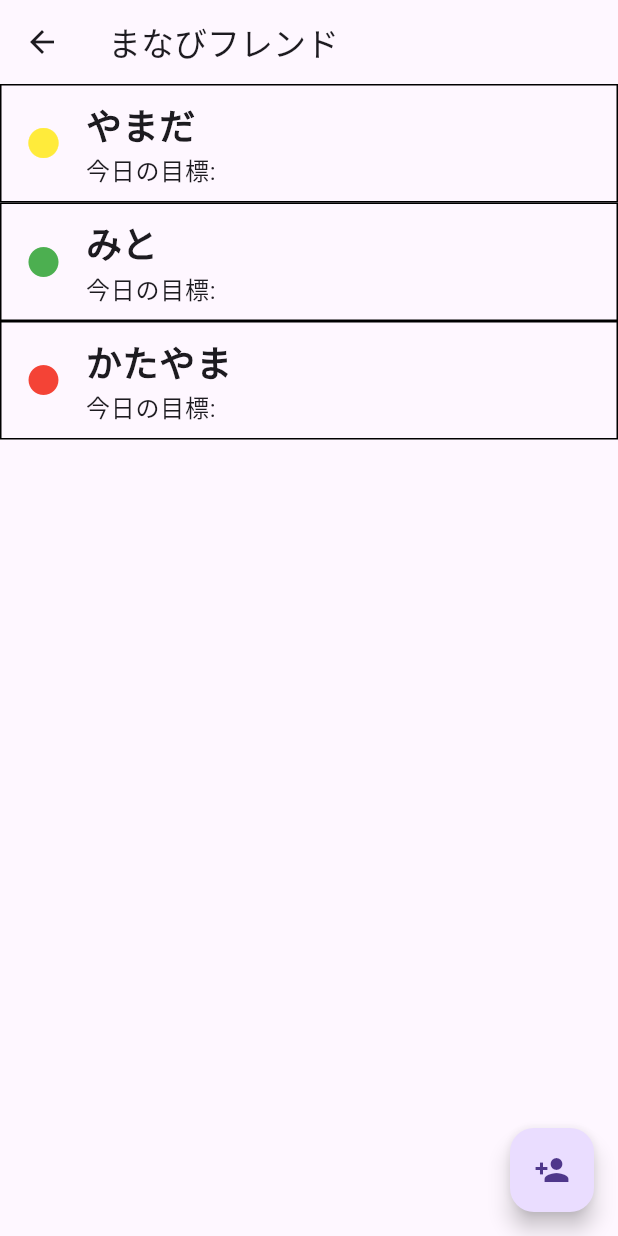
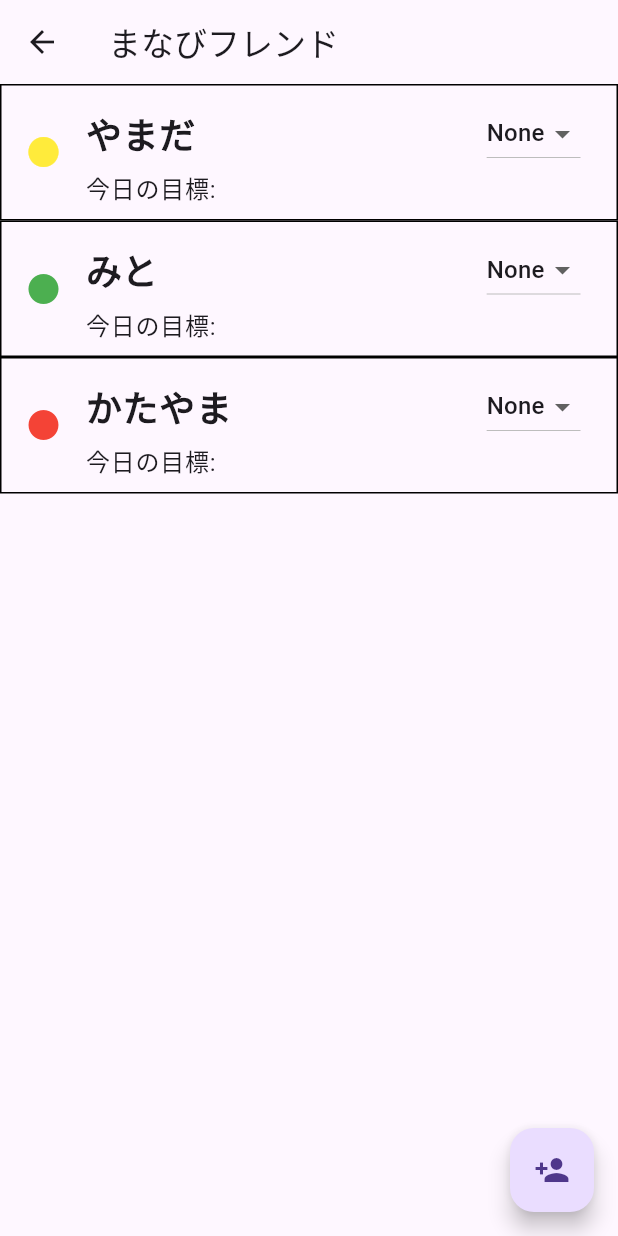
Before and after one commit to Ryosan846538/Ganbaroune, a Flutter app: the FriendList screen opened directly, on a phone screen of 412 x 824 dp. Run offline on Flutter 3.47's test engine with Material 3 defaults, Android fonts, the phone set to English and light mode, and no system bars; our stand-ins replace flip_card, stop_watch_timer.

Commit message:
絵文字機能の実装

```diff
--- a/lib/screen/learn_friends.dart
+++ b/lib/screen/learn_friends.dart
@@ -3,8 +3,11 @@ import 'package:flutter/material.dart';
 class Friend {
   final String name;
   final int status;
+  String? emojiReaction;
+  DateTime lastReactionDate;
 
-  Friend({required this.name, required this.status});
+  Friend({required this.name, required this.status, this.emojiReaction})
+      : lastReactionDate = DateTime.now();
 
   Color get statusColor {
     switch (status) {
@@ -34,6 +37,9 @@ class FriendListState extends State<FriendList> {
     Friend(name: 'かたやま', status: 2),
   ];
 
+  // 絵文字リスト
+  final List<String> emojiOptions = ['🙂', '😊', '😂', '😢', '😠', '👍', '👎'];
+
   void addFriend(String name) {
     setState(() {
       friends.add(Friend(name: name, status: 1));
@@ -51,7 +57,7 @@ class FriendListState extends State<FriendList> {
         itemBuilder: (context, index) {
           return Container(
             decoration: BoxDecoration(
-              border: Border.all(color: Colors.black, width: 1), // 枠線を追加
+              border: Border.all(color: Colors.black, width: 1),
             ),
             child: ListTile(
               leading: Icon(
@@ -61,9 +67,33 @@ class FriendListState extends State<FriendList> {
               title: Column(
                 crossAxisAlignment: CrossAxisAlignment.start,
                 children: [
-                  Text(
-                      friends[index].name,
-                      style: const TextStyle(fontSize: 24, fontWeight: FontWeight.bold),
+                  Row(
+                    mainAxisAlignment: MainAxisAlignment.spaceBetween,
+                    children: [
+                      Text(
+                        friends[index].name,
+                        style: const TextStyle(fontSize: 24, fontWeight: FontWeight.bold),
+                      ),
+                      DropdownButton<String>(
+                        value: friends[index].emojiReaction ?? 'None',
+                        onChanged: (String? newValue) {
+                          setState(() {
+                            // 現在の日付と最後のリアクション日付が異なる場合、リアクションをリセット
+                            if (!isSameDay(DateTime.now(), friends[index].lastReactionDate)) {
+                              friends[index].emojiReaction = 'None';
+                            }
+                            friends[index].emojiReaction = newValue;
+                            friends[index].lastReactionDate = DateTime.now(); // リアクション日付を更新
+                          });
+                        },
+                        items: ['None', ...emojiOptions].map<DropdownMenuItem<String>>((String value) {
+                          return DropdownMenuItem<String>(
+                            value: value,
+                            child: Text(value),
+                          );
+                        }).toList(),
+                      ),
+                    ],
                   ),
                   const Text('今日の目標: '),
                 ],
@@ -80,4 +110,9 @@ class FriendListState extends State<FriendList> {
       ),
     );
   }
+
+  // 2つの日付が同じ日であるかどうかを確認
+  bool isSameDay(DateTime date1, DateTime date2) {
+    return date1.year == date2.year && date1.month == date2.month && date1.day == date2.day;
+  }
 }
```
